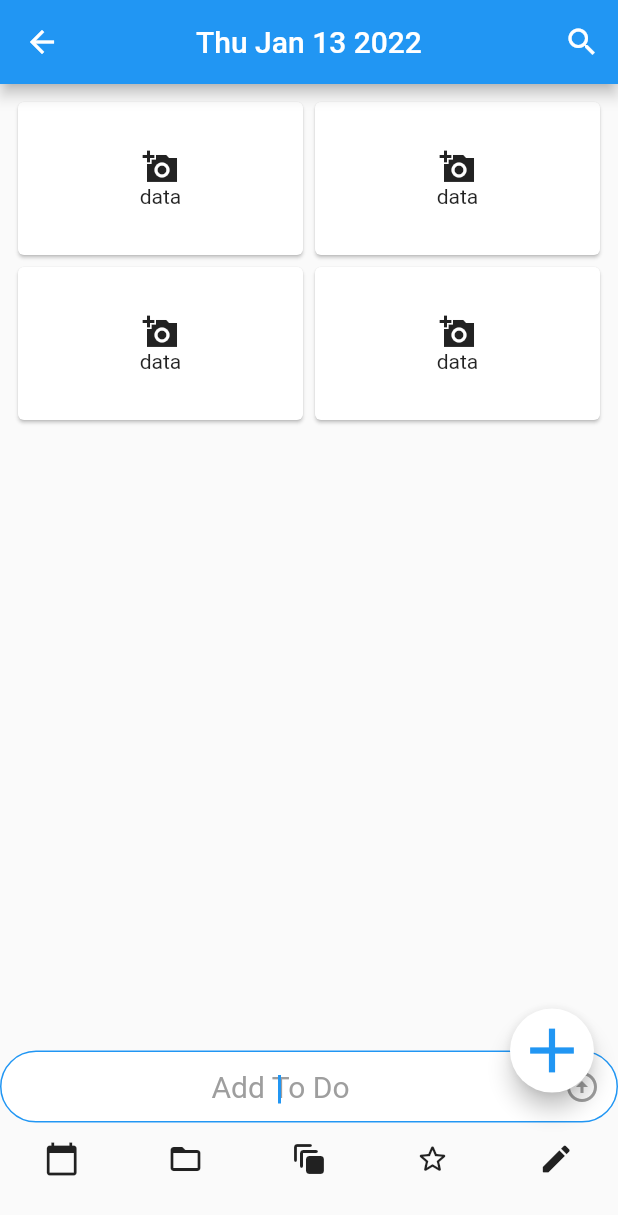
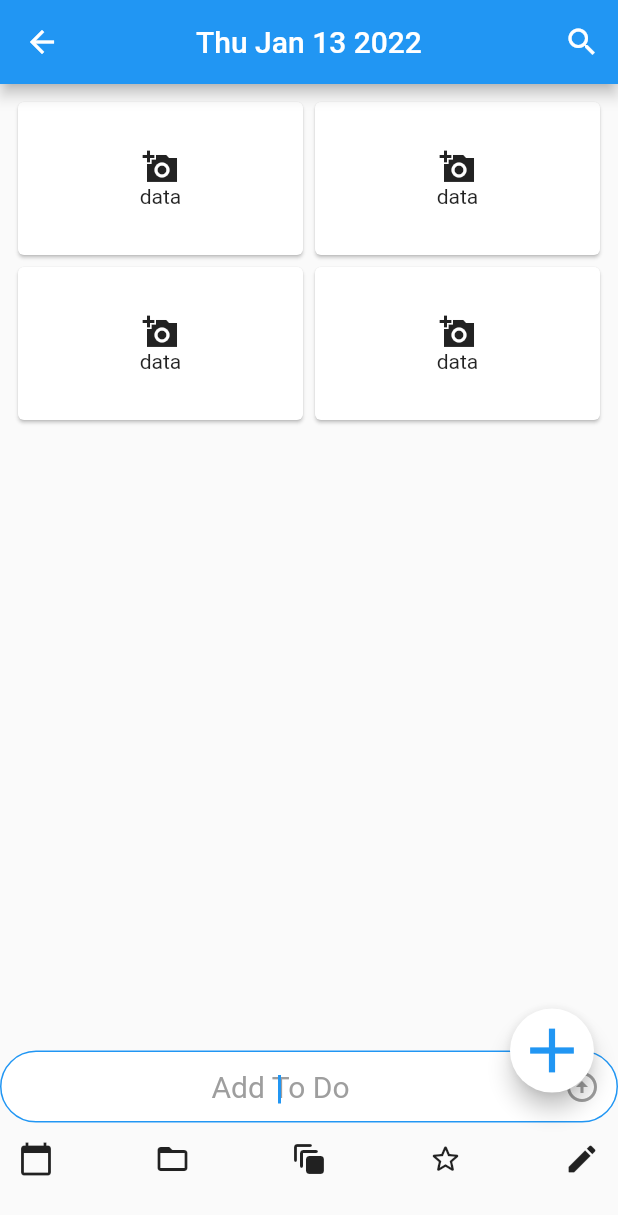
Before and after one commit to tom910903/flutter, a Flutter app: the MainScreen screen opened directly, after a tap on the "add" icon, on a phone screen of 412 x 824 dp. Shown: the top 1215 px of the screen. Run offline on Flutter 3.47's test engine with Material 2 defaults, Android fonts, the phone set to English and light mode, and no system bars; drawn by our look-alikes of percent_indicator; our stand-ins replace cloud_firestore, firebase_auth, firebase_core, flutter_keyboard_visibility, modal_progress_hud_nsn, sqflite; missing offline and left inert: flutter_animated_dialog, flutterfire_ui; accounts and stored records are empty.

Commit message:
modify ui to ios

```diff
--- a/to_do/lib/component/add_to_do_text_field.dart
+++ b/to_do/lib/component/add_to_do_text_field.dart
@@ -40,7 +40,7 @@ class _AddToDoTextFieldState extends State<AddToDoTextField> {
   Widget build(BuildContext context) {
     return Visibility(
       visible: isAddToDo,
-      child: SizedBox(
+      child: Container(
         width: MediaQuery.of(context).size.width,
         height: MediaQuery.of(context).size.height * 0.15,
         child: Column(
@@ -84,37 +84,27 @@ class _AddToDoTextFieldState extends State<AddToDoTextField> {
               ),
             ),
             Row(
-              mainAxisAlignment: MainAxisAlignment.center,
+              mainAxisAlignment: MainAxisAlignment.spaceBetween,
               children: [
-                Expanded(
-                  child: IconButton(
+                IconButton(
                     onPressed: (){},
                     icon: Icon(Icons.calendar_today)
                 ),
-                ),
-                Expanded(
-                  child: IconButton(
+                IconButton(
                     onPressed: (){},
                     icon: Icon(Icons.folder_open)
                 ),
-                ),
-                Expanded(
-                  child: IconButton(
+                IconButton(
                     onPressed: (){},
                     icon: Icon(Icons.auto_awesome_motion_rounded )
                 ),
-                ),
-                Expanded(
-                  child: IconButton(
+                IconButton(
                     onPressed: (){},
                     icon: Icon(Icons.star_outline_rounded)
                 ),
-                ),
-                Expanded(
-                  child: IconButton(
+                IconButton(
                     onPressed: (){},
                     icon: Icon(Icons.edit_rounded)
-                  ),
                 ),
               ],
             ),
--- a/to_do/lib/screen/login_screen.dart
+++ b/to_do/lib/screen/login_screen.dart
@@ -8,10 +8,11 @@ class LoginScreen extends StatelessWidget {
   Widget build(BuildContext context) {
     return Scaffold(
       body: Padding(
-        padding: const EdgeInsets.fromLTRB(50,30,50,30),
+        padding: const EdgeInsets.fromLTRB(50,80,50,30),
         child: SingleChildScrollView(
           child: Column(
             crossAxisAlignment: CrossAxisAlignment.stretch,
+            mainAxisAlignment: MainAxisAlignment.end,
             children: [
               SizedBox(
                 width: 200,
--- a/to_do/lib/screen/main_screen.dart
+++ b/to_do/lib/screen/main_screen.dart
@@ -30,8 +30,7 @@ class _MainScreenState extends State<MainScreen> {
 
   @override
   Widget build(BuildContext context) {
-    return
-      KeyboardDismissOnTap(
+    return KeyboardDismissOnTap(
       child: Scaffold(
         appBar: TitleBar(),
         endDrawer: RightDrawer(),
```
Also changed, not shown: to_do/lib/component/support_dialog.dart (+5 -7 lines), 3 other files. Lines whose indentation alone changed are shown as unchanged.
